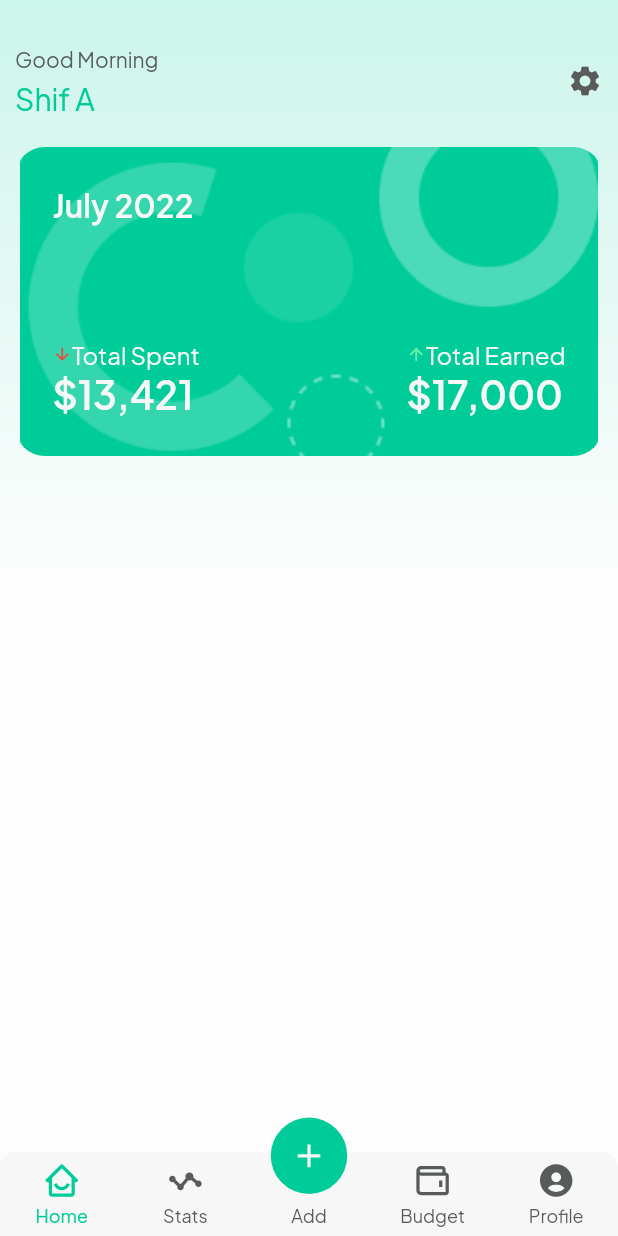
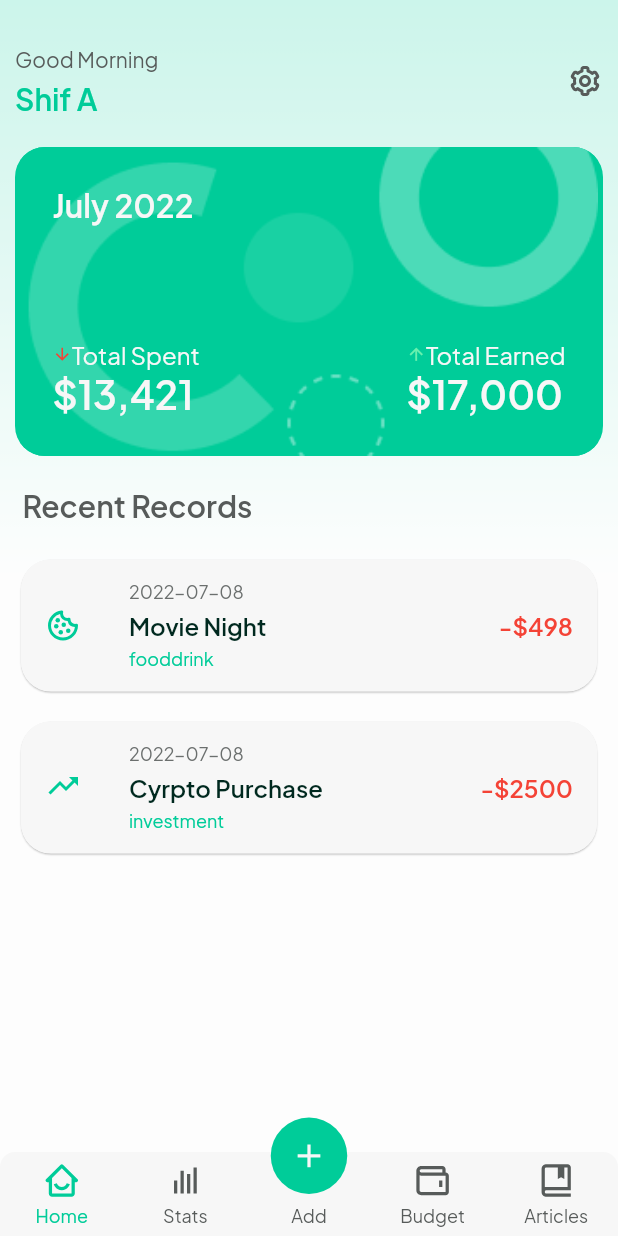
Before and after one commit to shifiyasu/expense-tracker, a Flutter app: the screen it shows after launch, on a phone screen of 412 x 824 dp. Run offline on Flutter 3.47's test engine with Material 2 defaults, Android fonts, the phone set to English and light mode, and no system bars; drawn by our look-alikes of persistent_bottom_nav_bar; our stand-ins replace flutter_boxicons, google_fonts.

```diff
--- a/lib/data/colors.dart
+++ b/lib/data/colors.dart
@@ -2,4 +2,6 @@ import 'package:flutter/material.dart';
 
 const kPrimaryGreen = Color(0XFF00CC99);
 const kDarkGray = Color(0XFF575B5A);
+const kLightGray = Color(0XFF6B6F6E);
+const kTextColor = Color(0XFF00291F);
 const kWhite = Color(0XFFF7F7F7);
--- a/lib/main.dart
+++ b/lib/main.dart
@@ -1,10 +1,11 @@
+import 'package:expense_tracker/data/colors.dart';
 import 'package:flutter/material.dart';
 import 'package:google_fonts/google_fonts.dart';
 
-import 'presentation/screens/bottom_navbar.dart';
-import 'presentation/screens/home_screen.dart';
+import 'presentation/screens/bottom_navbar_screen.dart';
 
 void main() {
+  WidgetsFlutterBinding.ensureInitialized();
   runApp(const MyApp());
 }
 
@@ -20,7 +21,9 @@ class MyApp extends StatelessWidget {
         textTheme: GoogleFonts.plusJakartaSansTextTheme(
           Theme.of(context).textTheme,
         ),
-        primarySwatch: Colors.blue,
+        // primarySwatch: Colors.blue,
+        accentColor: kPrimaryGreen,
+        primaryColor: kPrimaryGreen,
       ),
       home: const BottomNavbarScreen(),
     );
--- /dev/null
+++ b/lib/models/transaction.dart
@@ -0,0 +1,26 @@
+class Transaction {
+  final TransactionCategory transactionCategory;
+  final String description;
+  // final Icons icon;
+  final String amount;
+  final DateTime dateTime;
+
+  Transaction(
+      {required this.transactionCategory,
+      required this.description,
+      // required this.icon,
+      required this.amount,
+      required this.dateTime});
+}
+
+enum TransactionCategory {
+  income,
+  housing,
+  fooddrink,
+  entertainment,
+  utilities,
+  transport,
+  shopping,
+  investment,
+  miscellaneous,
+}
--- /dev/null
+++ b/lib/presentation/screens/add_new_record_screen.dart
@@ -0,0 +1,141 @@
+import 'package:expense_tracker/data/colors.dart';
+import 'package:flutter/material.dart';
+import 'package:flutter_boxicons/flutter_boxicons.dart';
+
+class AddNewRecordScreen extends StatefulWidget {
+  const AddNewRecordScreen({Key? key}) : super(key: key);
+
+  @override
+  State<AddNewRecordScreen> createState() => _AddNewRecordScreenState();
+}
+
+class _AddNewRecordScreenState extends State<AddNewRecordScreen> {
+  @override
+  Widget build(BuildContext context) {
+    return SafeArea(
+      child: Container(
+        decoration: const BoxDecoration(
+          gradient: LinearGradient(
+            begin: Alignment.topCenter,
+            end: Alignment.center,
+            colors: [kPrimaryGreen, kWhite],
+          ),
+        ),
+        child: Scaffold(
+          backgroundColor: const Color.fromRGBO(255, 255, 255, 0.8),
+          body: Column(
+            crossAxisAlignment: CrossAxisAlignment.start,
+            children: [
+              const Padding(
+                padding: EdgeInsets.symmetric(vertical: 20.0, horizontal: 5),
+                child: Text(
+                  "Add New Entry",
+                  style: TextStyle(
+                      color: kPrimaryGreen,
+                      fontSize: 20,
+                      fontWeight: FontWeight.w600),
+                ),
+              ),
+              const Padding(
+                padding: EdgeInsets.symmetric(vertical: 20.0, horizontal: 5),
+                child: Text(
+                  "Select Category",
+                  style: TextStyle(
+                      color: kDarkGray,
+                      fontSize: 16,
+                      fontWeight: FontWeight.w600),
+                ),
+              ),
+              Flexible(
+                child: GridView.count(
+                  crossAxisSpacing: 30,
+                  mainAxisSpacing: 10,
+                  childAspectRatio: 1,
+                  crossAxisCount: 4,
+                  shrinkWrap: true,
+                  children: [
+                    // Container(
+                    //   margin: EdgeInsets.symmetric(horizontal: 2),
+                    //   decoration: BoxDecoration(
+                    //     color: Colors.amber,
+                    //     borderRadius: BorderRadius.circular(10),
+                    //   ),
+                    //   child: Column(
+                    //     mainAxisAlignment: MainAxisAlignment.spaceEvenly,
+                    //     children: [
+                    //       Icon(
+                    //         Boxicons.bx_smile,
+                    //         size: 32,
+                    //       ),
+
+                    //       SizedBox(
+                    //           width: 60,
+                    //           child: Text(
+                    //             "Entertainment",
+                    //             textAlign: TextAlign.center,
+                    //             style: TextStyle(fontSize: 12),
+                    //             softWrap: true,
+                    //           ))
+                    //     ],
+                    //   ),
+                    // ),
+
+                  ],
+                ),
+              ),
+              Padding(
+                padding: const EdgeInsets.all(8.0),
+                child: TextFormField(
+                  cursorColor: kPrimaryGreen,
+                  initialValue: '',
+                  maxLength: 50,
+                  decoration: const InputDecoration(
+                    focusedBorder: UnderlineInputBorder(
+                      borderSide: BorderSide(color: kPrimaryGreen),
+                    ),
+                    focusColor: kPrimaryGreen,
+                    // icon: Icon(Icons.favorite),
+                    labelText: 'Transaction Title',
+                    labelStyle: TextStyle(
+                      fontSize: 18,
+                      color: kLightGray,
+                    ),
+
+                    enabledBorder: OutlineInputBorder(
+                      borderSide: BorderSide(color: kLightGray),
+                    ),
+                  ),
+                ),
+              ),
+              Padding(
+                padding: const EdgeInsets.all(8.0),
+                child: TextFormField(
+                  cursorColor: kPrimaryGreen,
+                  initialValue: '',
+                  keyboardType: TextInputType.number,
+                  // maxLength: 12,
+                  decoration: const InputDecoration(
+                    focusedBorder: UnderlineInputBorder(
+                      borderSide: BorderSide(color: kPrimaryGreen),
+                    ),
+                    focusColor: kPrimaryGreen,
+                    // icon: Icon(Icons.favorite),
+                    labelText: 'Amount',
+                    labelStyle: TextStyle(
+                      fontSize: 18,
+                      color: kLightGray,
+                    ),
+
+                    enabledBorder: OutlineInputBorder(
+                      borderSide: BorderSide(color: kLightGray),
+                    ),
+                  ),
+                ),
+              ),
+            ],
+          ),
+        ),
+      ),
+    );
+  }
+}
--- a/lib/presentation/screens/bottom_navbar.dart
+++ b/lib/presentation/screens/bottom_navbar_screen.dart
@@ -1,4 +1,5 @@
 import 'package:expense_tracker/data/colors.dart';
+import 'package:expense_tracker/presentation/screens/add_new_record_screen.dart';
 import 'package:expense_tracker/presentation/screens/home_screen.dart';
 import 'package:flutter/material.dart';
 import 'package:flutter_boxicons/flutter_boxicons.dart';
@@ -9,43 +10,46 @@ class BottomNavbarScreen extends StatelessWidget {
 
   List<Widget> _buildScreens() {
     return [
-      HomeScreen(),
-      HomeScreen(),
-      HomeScreen(),
-      HomeScreen(),
-      HomeScreen(),
+      const HomeScreen(),
+      const HomeScreen(),
+      const AddNewRecordScreen(),
+      const HomeScreen(),
+      const HomeScreen(),
     ];
   }
 
   List<PersistentBottomNavBarItem> _navBarsItems() {
     return [
       PersistentBottomNavBarItem(
-        icon: Icon(Boxicons.bx_home_smile),
+        icon: const Icon(Boxicons.bx_home_smile),
         title: ("Home"),
         activeColorPrimary: kPrimaryGreen,
         inactiveColorPrimary: kDarkGray,
       ),
       PersistentBottomNavBarItem(
-        icon: Icon(Boxicons.bx_stats),
+        icon: const Icon(Boxicons.bx_bar_chart),
         title: ("Stats"),
         activeColorPrimary: kPrimaryGreen,
         inactiveColorPrimary: kDarkGray,
       ),
       PersistentBottomNavBarItem(
-        icon: Icon(Boxicons.bx_plus, color: kWhite,),
+        icon: const Icon(
+          Boxicons.bx_plus,
+          color: kWhite,
+        ),
         title: ("Add"),
         activeColorPrimary: kPrimaryGreen,
         inactiveColorPrimary: kDarkGray,
       ),
       PersistentBottomNavBarItem(
-        icon: Icon(Boxicons.bx_wallet),
+        icon: const Icon(Boxicons.bx_wallet),
         title: ("Budget"),
         activeColorPrimary: kPrimaryGreen,
         inactiveColorPrimary: kDarkGray,
       ),
       PersistentBottomNavBarItem(
-        icon: Icon(Boxicons.bxs_user_circle),
-        title: ("Profile"),
+        icon: const Icon(Boxicons.bx_book_bookmark),
+        title: ("Articles"),
         activeColorPrimary: kPrimaryGreen,
         inactiveColorPrimary: kDarkGray,
       ),
@@ -54,13 +58,13 @@ class BottomNavbarScreen extends StatelessWidget {
 
   @override
   Widget build(BuildContext context) {
-    PersistentTabController _controller;
+    PersistentTabController controller;
 
-    _controller = PersistentTabController(initialIndex: 0);
+    controller = PersistentTabController(initialIndex: 0);
 
     return PersistentTabView(
       context,
-      controller: _controller,
+      controller: controller,
       screens: _buildScreens(),
       items: _navBarsItems(),
       confineInSafeArea: true,
@@ -77,12 +81,12 @@ class BottomNavbarScreen extends StatelessWidget {
       ),
       popAllScreensOnTapOfSelectedTab: true,
       popActionScreens: PopActionScreensType.all,
-      itemAnimationProperties: ItemAnimationProperties(
+      itemAnimationProperties: const ItemAnimationProperties(
         // Navigation Bar's items animation properties.
         duration: Duration(milliseconds: 200),
         curve: Curves.ease,
       ),
-      screenTransitionAnimation: ScreenTransitionAnimation(
+      screenTransitionAnimation: const ScreenTransitionAnimation(
         // Screen transition animation on change of selected tab.
         animateTabTransition: true,
         curve: Curves.ease,
--- a/lib/presentation/screens/home_screen.dart
+++ b/lib/presentation/screens/home_screen.dart
@@ -1,12 +1,32 @@
-import 'dart:ui';
-
 import 'package:expense_tracker/data/colors.dart';
+import 'package:expense_tracker/models/transaction.dart';
 import 'package:expense_tracker/presentation/widgets/home_monthly_spending_card.dart';
+import 'package:expense_tracker/presentation/widgets/home_single_record_tile.dart';
 import 'package:expense_tracker/presentation/widgets/home_topbar.dart';
 import "package:flutter/material.dart";
 
-class HomeScreen extends StatelessWidget {
+class HomeScreen extends StatefulWidget {
   const HomeScreen({Key? key}) : super(key: key);
+
+  @override
+  State<HomeScreen> createState() => _HomeScreenState();
+}
+
+class _HomeScreenState extends State<HomeScreen> {
+  List<Transaction> transactions = [
+    Transaction(
+      transactionCategory: TransactionCategory.fooddrink,
+      description: "Movie Night",
+      amount: "498",
+      dateTime: DateTime.now(),
+    ),
+    Transaction(
+      transactionCategory: TransactionCategory.investment,
+      description: "Cyrpto Purchase",
+      amount: "2500",
+      dateTime: DateTime.now(),
+    ),
+  ];
 
   @override
   Widget build(BuildContext context) {
@@ -23,12 +43,34 @@ class HomeScreen extends StatelessWidget {
           backgroundColor: const Color.fromRGBO(255, 255, 255, 0.8),
           body: Padding(
             padding: const EdgeInsets.all(10.0),
-            child: ListView(
+            child: Column(
+              crossAxisAlignment: CrossAxisAlignment.start,
               children: [
                 //topbar for greeting and setting
-                HomeTopbar(),
+                const HomeTopbar(),
                 //home monthly card
-                HomeMonthlySpendingCard()
+                const HomeMonthlySpendingCard(),
+
+                const Padding(
+                  padding: EdgeInsets.symmetric(vertical: 20.0, horizontal: 5),
+                  child: Text(
+                    "Recent Records",
+                    style: TextStyle(
+                        color: kDarkGray,
+                        fontSize: 20,
+                        fontWeight: FontWeight.w600),
+                  ),
+                ),
+
+                Flexible(
+                  child: ListView.builder(
+                    itemCount: transactions.length,
+                    itemBuilder: (BuildContext context, int index) {
+                      return HomeSingleRecordTile(
+                          transaction: transactions[index]);
+                    },
+                  ),
+                )
               ],
             ),
           ),
--- a/lib/presentation/widgets/home_monthly_spending_card.dart
+++ b/lib/presentation/widgets/home_monthly_spending_card.dart
@@ -11,6 +11,7 @@ class HomeMonthlySpendingCard extends StatelessWidget {
       height: MediaQuery.of(context).size.height * .25,
       // width: 40,
       decoration: const BoxDecoration(
+        color: kPrimaryGreen,
         borderRadius: BorderRadius.all(Radius.circular(20)),
         image: DecorationImage(
           fit: BoxFit.fitHeight,
--- /dev/null
+++ b/lib/presentation/widgets/home_single_record_tile.dart
@@ -0,0 +1,113 @@
+import 'package:flutter/material.dart';
+import 'package:flutter_boxicons/flutter_boxicons.dart';
+import 'package:intl/intl.dart';
+
+import '../../data/colors.dart';
+import '../../models/transaction.dart';
+
+class HomeSingleRecordTile extends StatelessWidget {
+  final Transaction transaction;
+  const HomeSingleRecordTile({Key? key, required this.transaction})
+      : super(key: key);
+
+  @override
+  Widget build(BuildContext context) {
+    String formattedDate =
+        DateFormat('yyyy-MM-dd').format(transaction.dateTime);
+
+    return Padding(
+      padding: const EdgeInsets.only(bottom: 12.0),
+      child: Card(
+        color: kWhite,
+        shape: RoundedRectangleBorder(
+          borderRadius: BorderRadius.circular(20),
+        ),
+        borderOnForeground: false,
+        elevation: .5,
+        child: ListTile(
+          shape: RoundedRectangleBorder(
+            borderRadius: BorderRadius.circular(20),
+          ),
+          iconColor: kPrimaryGreen,
+          tileColor: kWhite,
+          trailing: Column(
+            mainAxisAlignment: MainAxisAlignment.center,
+            children: [
+              transaction.transactionCategory == TransactionCategory.income
+                  ? Text(
+                      "+\$${transaction.amount}",
+                      style: const TextStyle(
+                          fontWeight: FontWeight.w600,
+                          fontSize: 16,
+                          color: kPrimaryGreen),
+                    )
+                  : Text(
+                      "-\$${transaction.amount}",
+                      style: const TextStyle(
+                          fontWeight: FontWeight.w600,
+                          fontSize: 16,
+                          color: Colors.red),
+                    ),
+            ],
+          ),
+          title: Padding(
+            padding: const EdgeInsets.symmetric(vertical: 10.0),
+            child: Column(
+              crossAxisAlignment: CrossAxisAlignment.start,
+              children: [
+                Text(
+                  formattedDate,
+                  style: const TextStyle(fontSize: 12, color: kLightGray),
+                ),
+                Padding(
+                  padding: const EdgeInsets.symmetric(vertical: 5.0),
+                  child: Text(
+                    transaction.description,
+                    style: const TextStyle(
+                        color: kTextColor,
+                        fontSize: 16,
+                        fontWeight: FontWeight.w600),
+                  ),
+                ),
+                Text(
+                  transaction.transactionCategory.toString().split(".")[1],
+                  style: const TextStyle(fontSize: 12, color: kPrimaryGreen),
+                )
+              ],
+            ),
+          ),
+          leading: Column(
+            mainAxisAlignment: MainAxisAlignment.center,
+            children: [
+              transaction.transactionCategory ==
+                      TransactionCategory.entertainment
+                  ? const Icon(Boxicons.bx_smile)
+                  : transaction.transactionCategory ==
+                          TransactionCategory.fooddrink
+                      ? const Icon(Boxicons.bx_cookie)
+                      : transaction.transactionCategory ==
+                              TransactionCategory.housing
+                          ? const Icon(Boxicons.bx_building_house)
+                          : transaction.transactionCategory ==
+                                  TransactionCategory.income
+                              ? const Icon(Boxicons.bx_arrow_to_top)
+                              : transaction.transactionCategory ==
+                                      TransactionCategory.investment
+                                  ? const Icon(Boxicons.bx_trending_up)
+                                  : transaction.transactionCategory ==
+                                          TransactionCategory.utilities
+                                      ? const Icon(Boxicons.bx_wrench)
+                                      : transaction.transactionCategory ==
+                                              TransactionCategory.shopping
+                                          ? const Icon(Boxicons.bx_shopping_bag)
+                                          : transaction.transactionCategory ==
+                                                  TransactionCategory.transport
+                                              ? const Icon(Boxicons.bx_car)
+                                              : const Icon(Boxicons.bx_ghost),
+            ],
+          ),
+        ),
+      ),
+    );
+  }
+}
--- a/lib/presentation/widgets/home_topbar.dart
+++ b/lib/presentation/widgets/home_topbar.dart
@@ -1,4 +1,5 @@
 import 'package:flutter/material.dart';
+import 'package:flutter_boxicons/flutter_boxicons.dart';
 
 import '../../data/colors.dart';
 
@@ -29,6 +30,7 @@ class HomeTopbar extends StatelessWidget {
                 "Shif A",
                 style: TextStyle(
                   fontSize: 20,
+                  fontWeight: FontWeight.w600,
                   color: kPrimaryGreen,
                 ),
               ),
@@ -36,7 +38,7 @@ class HomeTopbar extends StatelessWidget {
           ),
         ),
         const Icon(
-          Icons.settings,
+          Boxicons.bx_cog,
           color: kDarkGray,
         )
       ],
--- a/pubspec.yaml
+++ b/pubspec.yaml
@@ -38,6 +38,7 @@ dependencies:
   firebase_auth: ^3.3.20
   google_fonts: ^3.0.1
   flutter_boxicons: ^3.0.0
+  pie_chart: ^5.3.2
 
 dev_dependencies:
   flutter_test:
@@ -77,11 +78,6 @@ flutter:
   # list giving the asset and other descriptors for the font. For
   # example:
   # fonts:
-  #   - family: Schyler
-  #     fonts:
-  #       - asset: fonts/Schyler-Regular.ttf
-  #       - asset: fonts/Schyler-Italic.ttf
-  #         style: italic
   #   - family: Trajan Pro
   #     fonts:
   #       - asset: fonts/TrajanPro.ttf
```
Also changed, not shown: assets/images/Top_Card.png (added), pubspec.lock.
